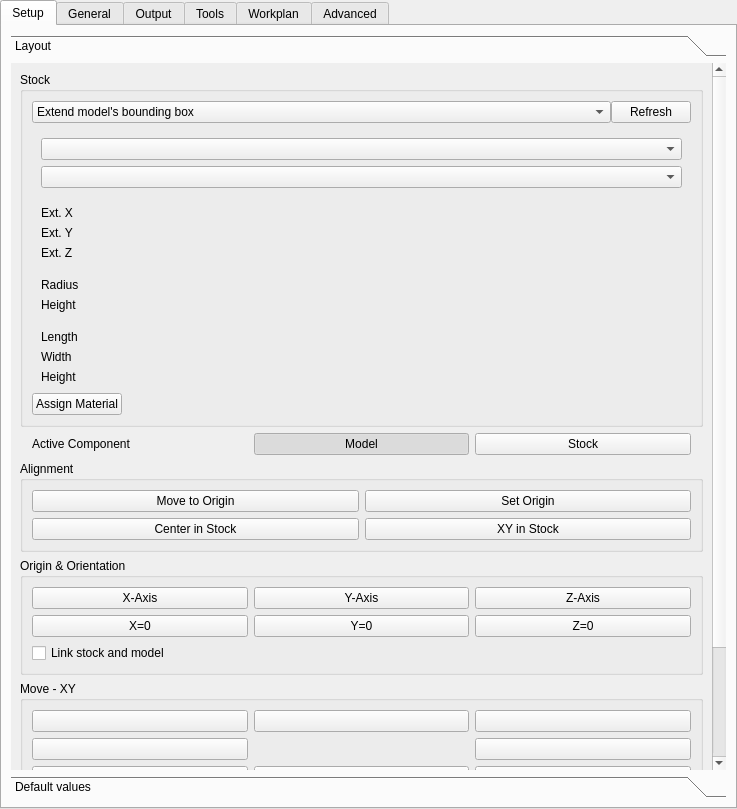
Old version of the form src/Mod/CAM/Gui/Resources/panels/PathEdit.ui in the repository Connor9220/FreeCAD.
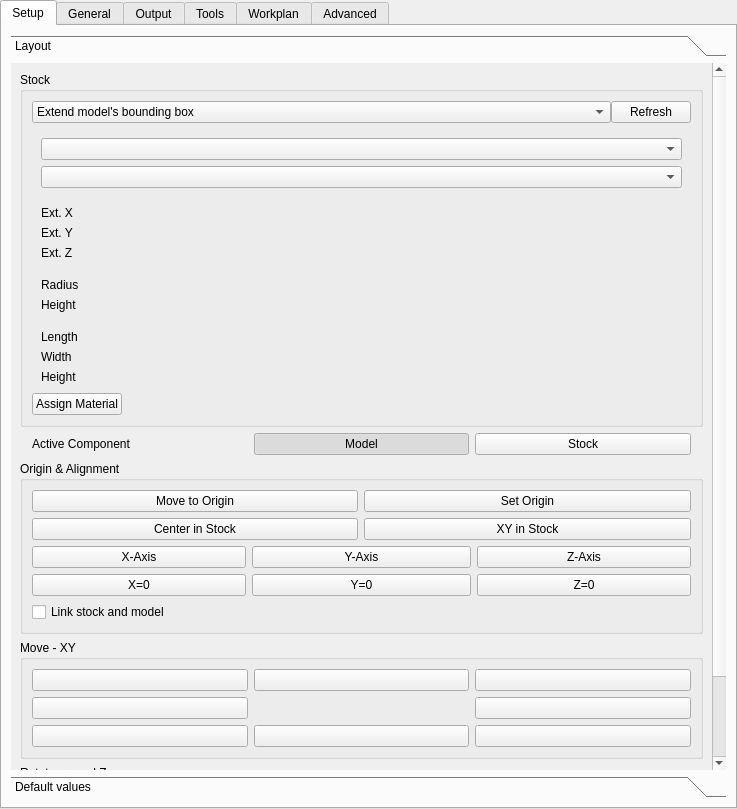
New version of the form. Icons and pictures are not drawn. Custom widgets are drawn as their Qt base class.

```diff
--- a/src/Mod/CAM/Gui/Resources/panels/PathEdit.ui
+++ b/src/Mod/CAM/Gui/Resources/panels/PathEdit.ui
@@ -398,10 +398,10 @@
         <item>
          <widget class="QGroupBox" name="modelAlignGroup">
           <property name="title">
-           <string>Alignment</string>
+           <string>Origin &amp;&amp; Alignment</string>
           </property>
           <layout class="QGridLayout" name="gridLayout_2">
-           <item row="0" column="0">
+           <item row="0" column="0" colspan="3">
             <widget class="QPushButton" name="moveToOrigin">
              <property name="text">
               <string>Move to Origin</string>
@@ -418,7 +418,7 @@
              </property>
             </widget>
            </item>
-           <item row="0" column="1">
+           <item row="0" column="3" colspan="3">
             <widget class="QPushButton" name="setOrigin">
              <property name="text">
               <string>Set Origin</string>
@@ -438,7 +438,7 @@
              </property>
             </widget>
            </item>
-           <item row="1" column="0">
+           <item row="1" column="0" colspan="3">
             <widget class="QPushButton" name="centerInStock">
              <property name="text">
               <string>Center in Stock</string>
@@ -455,7 +455,7 @@
              </property>
             </widget>
            </item>
-           <item row="1" column="1">
+           <item row="1" column="3" colspan="3">
             <widget class="QPushButton" name="centerInStockXY">
              <property name="text">
               <string>XY in Stock</string>
@@ -472,19 +472,7 @@
              </property>
             </widget>
            </item>
-          </layout>
-         </widget>
-        </item>
-        <item>
-         <widget class="QGroupBox" name="modelSetGroup">
-          <property name="title">
-           <string>Origin &amp;&amp; Orientation</string>
-          </property>
-          <property name="toolTip">
-           <string>Positions the model so a picked edge defines an axis and a picked vertex zeros the model on that axis. The G54-G59 fixture is set on the output tab.</string>
-          </property>
-          <layout class="QGridLayout" name="gridLayout_5">
-           <item row="0" column="0">
+           <item row="2" column="0" colspan="2">
             <widget class="QPushButton" name="modelSetXAxis">
              <property name="text">
               <string>X-Axis</string>
@@ -504,7 +492,7 @@
              </property>
             </widget>
            </item>
-           <item row="0" column="1">
+           <item row="2" column="2" colspan="2">
             <widget class="QPushButton" name="modelSetYAxis">
              <property name="text">
               <string>Y-Axis</string>
@@ -524,7 +512,7 @@
              </property>
             </widget>
            </item>
-           <item row="0" column="2">
+           <item row="2" column="4" colspan="2">
             <widget class="QPushButton" name="modelSetZAxis">
              <property name="text">
               <string>Z-Axis</string>
@@ -544,7 +532,7 @@
              </property>
             </widget>
            </item>
-           <item row="1" column="0">
+           <item row="3" column="0" colspan="2">
             <widget class="QPushButton" name="modelSetX0">
              <property name="text">
               <string>X=0</string>
@@ -554,7 +542,7 @@
              </property>
             </widget>
            </item>
-           <item row="1" column="1">
+           <item row="3" column="2" colspan="2">
             <widget class="QPushButton" name="modelSetY0">
              <property name="text">
               <string>Y=0</string>
@@ -564,7 +552,7 @@
              </property>
             </widget>
            </item>
-           <item row="1" column="2">
+           <item row="3" column="4" colspan="2">
             <widget class="QPushButton" name="modelSetZ0">
              <property name="text">
               <string>Z=0</string>
@@ -574,7 +562,7 @@
              </property>
             </widget>
            </item>
-           <item row="2" column="0" colspan="3">
+           <item row="4" column="0" colspan="6">
             <widget class="QCheckBox" name="linkStockAndModel">
              <property name="text">
               <string>Link stock and model</string>
```
